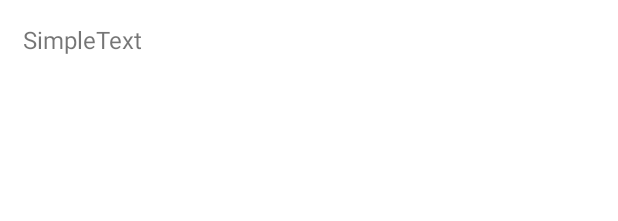
After one commit to ReejeshPK/Simple-MVVM-Retrofit-Cache, an Android app: the layout row_mylist.xml on its own in the app's theme, with its tools: preview values and no code run, on a phone screen of 412 x 824 dp. The commit adds this screen. Shown: the top 221 px of the screen. Run offline under Robolectric (Android 15) with nearby library versions, the phone set to English and light mode, and no system bars.

Commit message:
basic setup

```diff
--- a/app/src/main/AndroidManifest.xml
+++ b/app/src/main/AndroidManifest.xml
@@ -9,7 +9,7 @@
         android:roundIcon="@mipmap/ic_launcher_round"
         android:supportsRtl="true"
         android:theme="@style/Theme.SimpleMVVMRetrofitCache">
-        <activity android:name=".MainActivity">
+        <activity android:name=".ui.MainActivity">
             <intent-filter>
                 <action android:name="android.intent.action.MAIN" />
 
--- /dev/null
+++ b/app/src/main/java/com/blogspot/cavemanbacktocave/simplemvvmretrofitcache/data/MyResponseModel.java
@@ -0,0 +1,6 @@
+package com.blogspot.cavemanbacktocave.simplemvvmretrofitcache.data;
+
+public class MyResponseModel {
+    public Integer id;
+    public String name;
+}
--- /dev/null
+++ b/app/src/main/res/layout/row_mylist.xml
@@ -0,0 +1,18 @@
+<?xml version="1.0" encoding="utf-8"?>
+<androidx.constraintlayout.widget.ConstraintLayout xmlns:android="http://schemas.android.com/apk/res/android"
+    xmlns:app="http://schemas.android.com/apk/res-auto"
+    xmlns:tools="http://schemas.android.com/tools"
+    android:layout_width="match_parent"
+    android:layout_height="wrap_content">
+
+    <TextView
+        android:id="@+id/name"
+        android:layout_width="match_parent"
+        android:layout_height="wrap_content"
+        android:padding="15dp"
+        android:textSize="16sp"
+        app:layout_constraintStart_toStartOf="parent"
+        app:layout_constraintTop_toTopOf="parent"
+        tools:text="SimpleText" />
+
+</androidx.constraintlayout.widget.ConstraintLayout>
```
Also changed, not shown: app/build.gradle (+29 -0 lines), app/src/main/java/com/blogspot/cavemanbacktocave/simplemvvmretrofitcache/MainActivity.java (deleted, +0 -14 lines), app/src/main/java/com/blogspot/cavemanbacktocave/simplemvvmretrofitcache/ui/MainActivity.java (added, +26 -0 lines), app/src/main/java/com/blogspot/cavemanbacktocave/simplemvvmretrofitcache/ui/MyAdapter.java (added, +33 -0 lines), app/src/main/res/layout/activity_main.xml (+17 -5 lines), gradle/wrapper/gradle-wrapper.properties, 1 other file.
